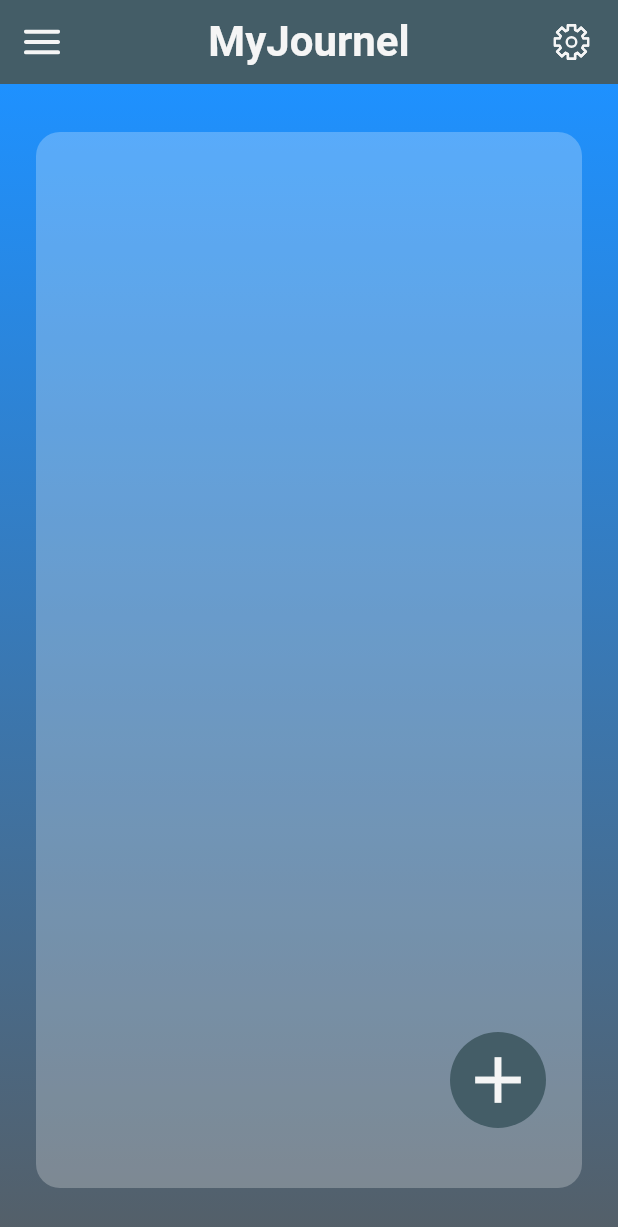
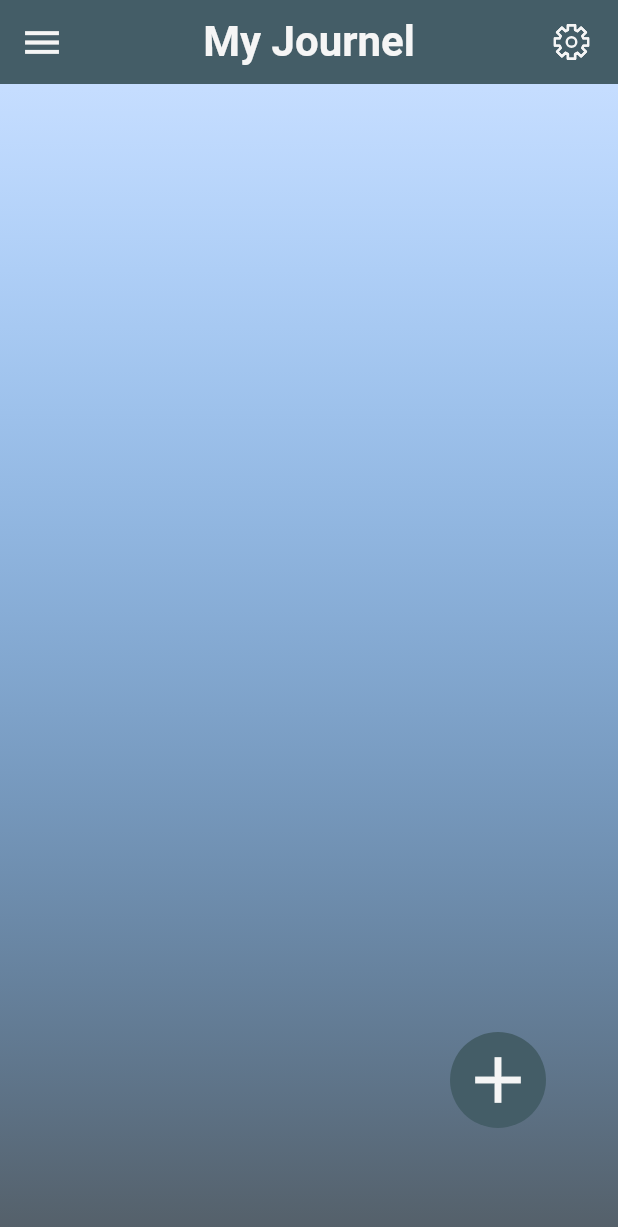
Before and after one commit to kwe92/Journal-App, a Flutter app: the JournalView screen opened by its route, on a phone screen of 412 x 824 dp. Shown: the top 1227 px of the screen. Run offline on Flutter 3.47's test engine with Material 2 defaults, Android fonts, the phone set to English and light mode, and no system bars; our stand-ins replace auto_route, flutter_hooks, flutter_secure_storage, flutter_svg, get_it, shared_preferences and 1 more; missing offline and left inert: stacked_hooks; accounts and stored records are empty; network calls fail; statements that could not run were skipped.

Commit message:
feat: added drawer to scaffold

```diff
--- a/lib/features/journal/ui/journal_view.dart
+++ b/lib/features/journal/ui/journal_view.dart
@@ -4,7 +4,6 @@ import 'package:journal_app/features/journal/ui/journal_view_model.dart';
 import 'package:journal_app/features/shared/services/services.dart';
 import 'package:journal_app/features/shared/ui/base_scaffold.dart';
 import 'package:flutter/material.dart';
-import 'package:flutter_svg/svg.dart';
 import 'package:journal_app/app/theme/colors.dart';
 import 'package:stacked/stacked.dart';
 
@@ -22,34 +21,16 @@ class JournalView extends StatelessWidget {
       },
       builder: (context, model, child) {
         return BaseScaffold(
-          title: "MyJournel",
-          leading: Padding(
-            padding: const EdgeInsets.all(16.0),
-            child: SvgPicture.asset("assets/images/menu_icon.svg"),
-          ),
+          title: "My Journel",
           body: Container(
-            decoration: const BoxDecoration(
+            decoration: BoxDecoration(
               gradient: LinearGradient(
                 begin: Alignment.topCenter,
                 end: Alignment.bottomCenter,
                 colors: [
-                  AppColors.blue0,
+                  AppColors.blue0.withOpacity(0.25),
                   AppColors.blueGrey0,
                 ],
-              ),
-            ),
-            child: Container(
-              margin: const EdgeInsets.only(
-                left: 24,
-                top: 32,
-                right: 24,
-                bottom: 32,
-              ),
-              // padding: EdgeInsets.only(bottom: 24),
-              decoration: BoxDecoration(
-                color: AppColors.journalBackground.withOpacity(0.25),
-                borderRadius: const BorderRadius.all(
-                  Radius.circular(16),
               ),
             ),
             child: ListView.builder(
@@ -95,7 +76,42 @@ class JournalView extends StatelessWidget {
               },
             ),
           ),
+          drawer: Drawer(
+              // ?INFO: required to use CustomScrollView to have Spacer / Expanded Widgets within a ListView
+              child: CustomScrollView(
+            slivers: [
+              SliverFillRemaining(
+                child: Column(
+                  children: [
+                    Image.asset('assets/images/journal_photo.avif'),
+                    const Spacer(),
+                    Padding(
+                      padding: const EdgeInsets.only(bottom: 8.0),
+                      child:
+                          // Use InkWell combined with Ink to respond to
+                          // user touch events and provide visual fedback
+                          InkWell(
+                              onTap: () async {
+                                // remove access token upon user logout
+                                await tokenService.removeAccessTokenFromStorage();
+
+                                // remove all routes and return to the signin page
+                                appRouter.pushAndPopUntil(SignInRoute(), predicate: (route) => false);
+                              },
+                              splashColor: AppColors.splashColor,
+                              highlightColor: AppColors.splashColor,
+                              child: Ink(
+                                child: const ListTile(
+                                  leading: Icon(Icons.logout),
+                                  title: Text("Logout"),
                                 ),
+                              )),
+                    ),
+                  ],
+                ),
+              )
+            ],
+          )),
           floatingActionButton: AddButton(onTap: () {
             // TODO: implement adding entry
           }),
--- a/lib/features/shared/ui/base_scaffold.dart
+++ b/lib/features/shared/ui/base_scaffold.dart
@@ -1,17 +1,21 @@
 import "package:flutter/material.dart";
 import "package:flutter_svg/svg.dart";
+import "package:journal_app/app/theme/colors.dart";
 
+// ! may have issues when using a base scaffold and accessing Scaffold.of(context)
 class BaseScaffold extends StatelessWidget {
   final String title;
   final Widget? leading;
   final Widget? body;
   final Widget? floatingActionButton;
+  final Drawer? drawer;
 
   const BaseScaffold({
     required this.title,
-    required this.leading,
+    this.leading,
     required this.body,
     this.floatingActionButton,
+    this.drawer,
     super.key,
   });
 
@@ -21,6 +25,10 @@ class BaseScaffold extends StatelessWidget {
           appBar: AppBar(
             title: Text(title),
             centerTitle: true,
+            iconTheme: const IconThemeData(
+              color: AppColors.offWhite,
+              size: 30,
+            ),
             leading: leading,
             actions: [
               Padding(
@@ -31,6 +39,8 @@ class BaseScaffold extends StatelessWidget {
           ),
           body: body,
           floatingActionButton: floatingActionButton,
+          // drawer automaticall displays hamburger icon
+          drawer: drawer,
         ),
       );
 }
```
Lines whose indentation alone changed are shown as unchanged.
